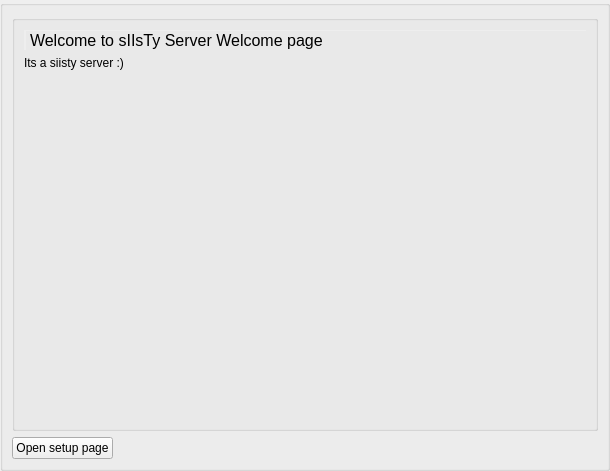
Old version of the form Server/GUI/src/Ui/WelcomePage.ui in the repository siisgoo/siisty.
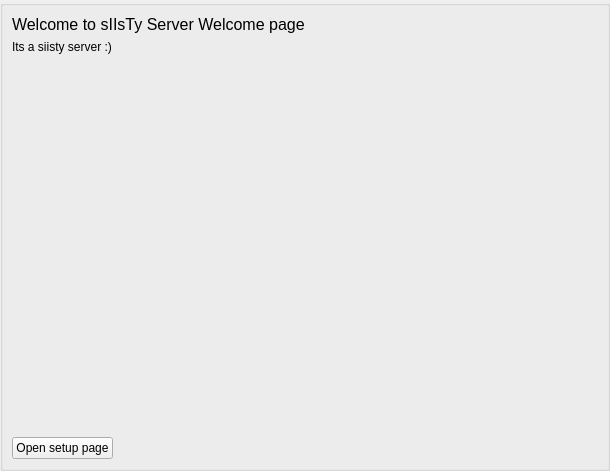
New version of the form.

Commit message: modified:   Server/GUI/include/GUI.hpp 	modified:   Server/GUI/src/GUI.cpp 	modified:   Server/GUI/src/Ui/GUI.ui 	modified:   Server/GUI/src/Ui/WelcomePage.ui 	modified:   Server/SslServer/src/iiServer.cpp

The edit to the form file:
```diff
--- a/Server/GUI/src/Ui/WelcomePage.ui
+++ b/Server/GUI/src/Ui/WelcomePage.ui
@@ -34,20 +34,8 @@
      <property name="title">
       <string/>
      </property>
-     <layout class="QGridLayout" name="gridLayout_2">
-      <item row="0" column="0">
-       <widget class="QGroupBox" name="groupBox_2">
-        <property name="sizePolicy">
-         <sizepolicy hsizetype="Expanding" vsizetype="Expanding">
-          <horstretch>0</horstretch>
-          <verstretch>0</verstretch>
-         </sizepolicy>
-        </property>
-        <property name="title">
-         <string/>
-        </property>
-        <layout class="QGridLayout" name="gridLayout_3">
-         <item row="0" column="1">
+     <layout class="QVBoxLayout" name="verticalLayout">
+      <item>
           <widget class="QLabel" name="label">
            <property name="sizePolicy">
             <sizepolicy hsizetype="Preferred" vsizetype="Fixed">
@@ -56,9 +44,7 @@
             </sizepolicy>
            </property>
            <property name="styleSheet">
-            <string notr="true">border-top: 1px solid #eee;
-border-left:2px solid #eee;
-font-size: 16px;
+         <string notr="true">font-size: 16px;
 </string>
            </property>
            <property name="text">
@@ -66,7 +52,7 @@
            </property>
           </widget>
          </item>
-         <item row="1" column="1">
+      <item>
           <widget class="QLabel" name="label_2">
            <property name="text">
             <string>Its a siisty server :)</string>
@@ -85,10 +71,7 @@
            </property>
           </widget>
          </item>
-        </layout>
-       </widget>
-      </item>
-      <item row="2" column="0">
+      <item>
        <widget class="QPushButton" name="pushButton">
         <property name="sizePolicy">
          <sizepolicy hsizetype="Fixed" vsizetype="Fixed">
```
Lines whose indentation alone changed are shown as unchanged. The commit also changes 4 other files.
